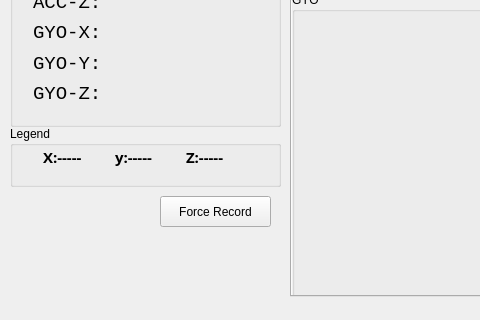
The window that program/socket-debuger/ui/mainwindow.ui (ChangXiaodong/manhole) describes before a commit, drawn with Qt 5; both pictures show x 0 to 480 and y 380 to 700 of the 1300 by 700 pixel window.
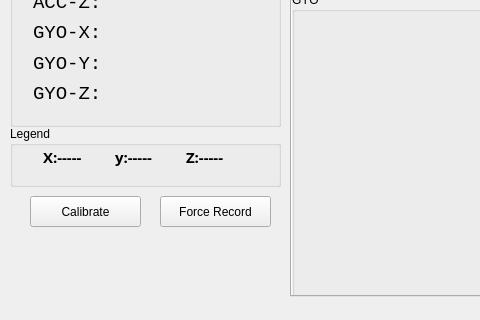
The same window after the commit. Icons and pictures are not drawn.

```diff
--- a/program/socket-debuger/ui/mainwindow.ui
+++ b/program/socket-debuger/ui/mainwindow.ui
@@ -609,6 +609,19 @@
      </layout>
     </widget>
    </widget>
+   <widget class="QPushButton" name="calibrateButton">
+    <property name="geometry">
+     <rect>
+      <x>30</x>
+      <y>540</y>
+      <width>111</width>
+      <height>31</height>
+     </rect>
+    </property>
+    <property name="text">
+     <string>Calibrate</string>
+    </property>
+   </widget>
   </widget>
   <widget class="QMenuBar" name="menuBar">
    <property name="geometry">
```
Left out of the diff: 11 changed lines with no effect on the pictures.
